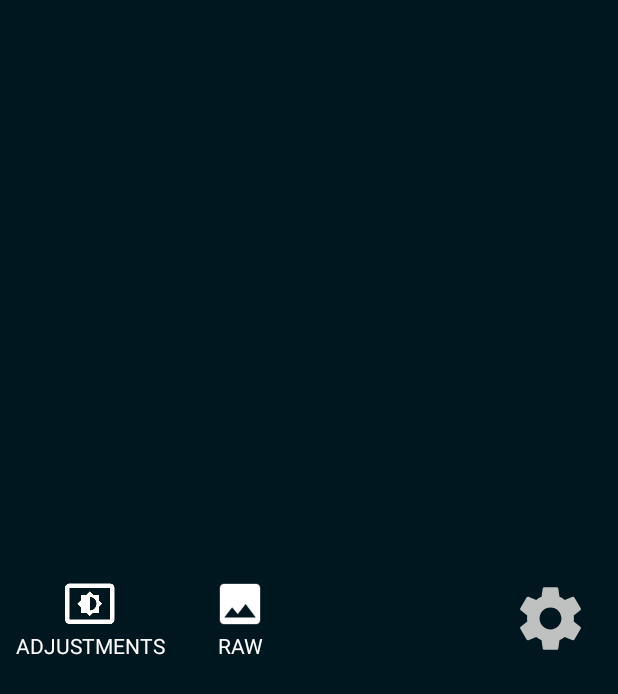
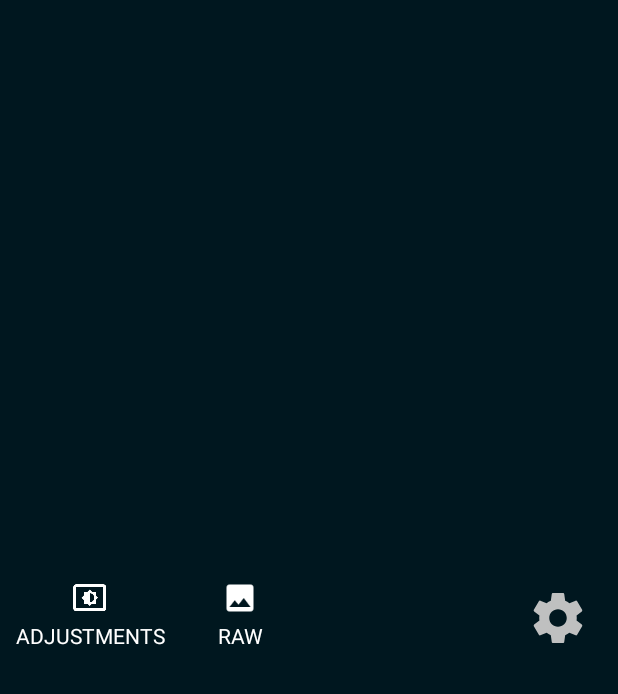
Before and after one commit to f0enix/motioncam, an Android app: the layout preview_controls.xml on its own in the app's theme, with its tools: preview values and no code run, on a phone screen of 412 x 824 dp. Shown: the top 694 px of the screen. Run offline under Robolectric (Android 15) with nearby library versions, the phone set to English and light mode, and no system bars.

Commit message:
- Tweaks

```diff
--- a/MotionCam-Android/MotionCam/src/main/java/com/motioncam/CameraActivity.java
+++ b/MotionCam-Android/MotionCam/src/main/java/com/motioncam/CameraActivity.java
@@ -1602,6 +1602,8 @@ public class CameraActivity extends AppCompatActivity implements
         if(currentId == mBinding.main.getEndState()) {
             mNativeCamera.pauseCapture();
 
+            mBinding.previewPager.setCurrentItem(0);
+
             if(mCameraCapturePreviewAdapter.isProcessing(mBinding.previewPager.getCurrentItem())) {
                 mBinding.previewProcessingFrame.setVisibility(View.VISIBLE);
             }
--- a/MotionCam-Android/MotionCam/src/main/res/layout/preview_controls.xml
+++ b/MotionCam-Android/MotionCam/src/main/res/layout/preview_controls.xml
@@ -11,15 +11,15 @@
     <androidx.constraintlayout.widget.ConstraintLayout
         android:id="@+id/previewControlBtns"
         android:layout_width="match_parent"
-        android:layout_height="match_parent"
+        android:layout_height="50dp"
         android:layout_gravity="center_vertical">
 
         <TextView
             android:id="@+id/previewAdjustmentsBtn"
             android:layout_width="100dp"
-            android:layout_height="wrap_content"
-            android:textAlignment="center"
-            android:drawableTop="@drawable/baseline_settings_brightness_white_36"
+            android:layout_height="match_parent"
+            android:gravity="center"
+            android:drawableTop="@drawable/baseline_settings_brightness_white_24"
             android:textAppearance="@style/MotionCam.TextAppearance.Small"
             app:layout_constraintStart_toStartOf="parent"
             app:layout_constraintTop_toTopOf="parent"
@@ -29,9 +29,9 @@
         <TextView
             android:id="@+id/rawEnableBtn"
             android:layout_width="100dp"
-            android:layout_height="wrap_content"
-            android:textAlignment="center"
-            android:drawableTop="@drawable/baseline_photo_white_36"
+            android:layout_height="match_parent"
+            android:gravity="center"
+            android:drawableTop="@drawable/baseline_photo_white_24"
             android:textAppearance="@style/MotionCam.TextAppearance.Small"
             app:layout_constraintLeft_toRightOf="@id/previewAdjustmentsBtn"
             app:layout_constraintTop_toTopOf="parent"
@@ -40,8 +40,8 @@
 
         <ImageView
             android:id="@+id/settingsBtn"
-            android:layout_width="50dp"
-            android:layout_height="50dp"
+            android:layout_width="40dp"
+            android:layout_height="40dp"
             android:layout_gravity="center_vertical"
             android:layout_marginEnd="10dp"
             app:layout_constraintRight_toRightOf="parent"
```
